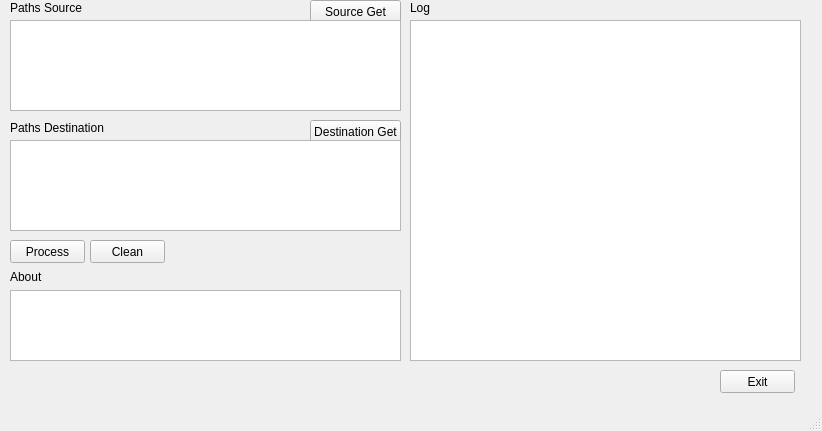
Qt form iu/copyfiles_main_wdw.ui (cratzerdigitalreef/CopyFiles) before a commit.
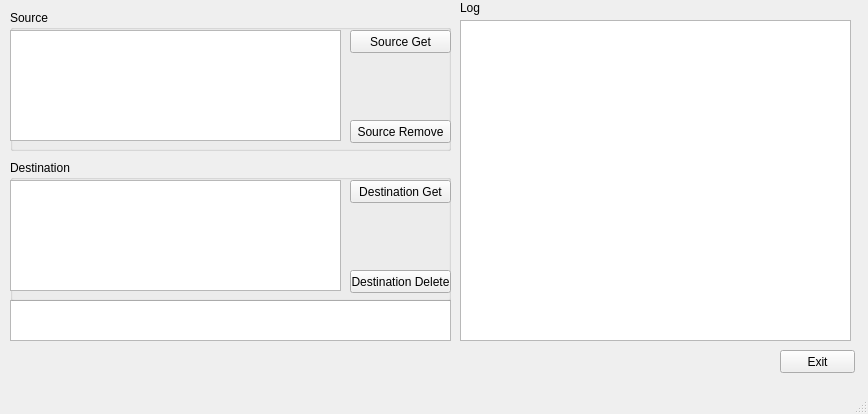
The same form after that commit.

```diff
--- a/iu/copyfiles_main_wdw.ui
+++ b/iu/copyfiles_main_wdw.ui
@@ -6,8 +6,8 @@
    <rect>
     <x>0</x>
     <y>0</y>
-    <width>822</width>
-    <height>431</height>
+    <width>868</width>
+    <height>414</height>
    </rect>
   </property>
   <property name="windowTitle">
@@ -17,46 +17,10 @@
    <widget class="QTextEdit" name="txtLog">
     <property name="geometry">
      <rect>
-      <x>410</x>
+      <x>460</x>
       <y>20</y>
       <width>391</width>
-      <height>341</height>
-     </rect>
-    </property>
-   </widget>
-   <widget class="QPushButton" name="pbDestinationGet">
-    <property name="geometry">
-     <rect>
-      <x>310</x>
-      <y>120</y>
-      <width>91</width>
-      <height>23</height>
-     </rect>
-    </property>
-    <property name="text">
-     <string>Destination Get</string>
-    </property>
-   </widget>
-   <widget class="QLabel" name="label_3">
-    <property name="geometry">
-     <rect>
-      <x>10</x>
-      <y>120</y>
-      <width>171</width>
-      <height>16</height>
-     </rect>
-    </property>
-    <property name="text">
-     <string>Paths Destination</string>
-    </property>
-   </widget>
-   <widget class="QTextEdit" name="txtDestination">
-    <property name="geometry">
-     <rect>
-      <x>10</x>
-      <y>140</y>
-      <width>391</width>
-      <height>91</height>
+      <height>321</height>
      </rect>
     </property>
    </widget>
@@ -86,19 +50,6 @@
      <string>Process</string>
     </property>
    </widget>
-   <widget class="QPushButton" name="pbSourceGet">
-    <property name="geometry">
-     <rect>
-      <x>310</x>
-      <y>0</y>
-      <width>91</width>
-      <height>23</height>
-     </rect>
-    </property>
-    <property name="text">
-     <string>Source Get</string>
-    </property>
-   </widget>
    <widget class="QLabel" name="label">
     <property name="geometry">
      <rect>
@@ -115,7 +66,7 @@
    <widget class="QLabel" name="label_4">
     <property name="geometry">
      <rect>
-      <x>410</x>
+      <x>460</x>
       <y>0</y>
       <width>171</width>
       <height>16</height>
@@ -125,21 +76,11 @@
      <string>Log</string>
     </property>
    </widget>
-   <widget class="QTextEdit" name="txtSource">
-    <property name="geometry">
-     <rect>
-      <x>10</x>
-      <y>20</y>
-      <width>391</width>
-      <height>91</height>
-     </rect>
-    </property>
-   </widget>
    <widget class="QPushButton" name="CmdExit">
     <property name="geometry">
      <rect>
-      <x>720</x>
-      <y>370</y>
+      <x>780</x>
+      <y>350</y>
       <width>75</width>
       <height>23</height>
      </rect>
@@ -148,29 +89,114 @@
      <string>Exit</string>
     </property>
    </widget>
-   <widget class="QLabel" name="label_2">
-    <property name="geometry">
-     <rect>
-      <x>10</x>
-      <y>0</y>
-      <width>171</width>
-      <height>16</height>
-     </rect>
-    </property>
-    <property name="text">
-     <string>Paths Source</string>
-    </property>
-   </widget>
    <widget class="QPlainTextEdit" name="txtAbout">
     <property name="geometry">
      <rect>
       <x>10</x>
-      <y>290</y>
-      <width>391</width>
-      <height>71</height>
+      <y>300</y>
+      <width>441</width>
+      <height>41</height>
      </rect>
     </property>
    </widget>
+   <widget class="QGroupBox" name="groupBoxSource">
+    <property name="geometry">
+     <rect>
+      <x>10</x>
+      <y>10</y>
+      <width>441</width>
+      <height>141</height>
+     </rect>
+    </property>
+    <property name="title">
+     <string>Source</string>
+    </property>
+    <widget class="QTableView" name="tvSource">
+     <property name="geometry">
+      <rect>
+       <x>0</x>
+       <y>20</y>
+       <width>331</width>
+       <height>111</height>
+      </rect>
+     </property>
+    </widget>
+    <widget class="QPushButton" name="pbSourceGet">
+     <property name="geometry">
+      <rect>
+       <x>340</x>
+       <y>20</y>
+       <width>101</width>
+       <height>23</height>
+      </rect>
+     </property>
+     <property name="text">
+      <string>Source Get</string>
+     </property>
+    </widget>
+    <widget class="QPushButton" name="pbSourceRemove">
+     <property name="geometry">
+      <rect>
+       <x>340</x>
+       <y>110</y>
+       <width>101</width>
+       <height>23</height>
+      </rect>
+     </property>
+     <property name="text">
+      <string>Source Remove</string>
+     </property>
+    </widget>
+   </widget>
+   <widget class="QGroupBox" name="groupBoxDestination">
+    <property name="geometry">
+     <rect>
+      <x>10</x>
+      <y>160</y>
+      <width>441</width>
+      <height>141</height>
+     </rect>
+    </property>
+    <property name="title">
+     <string>Destination</string>
+    </property>
+    <widget class="QTableView" name="tvDestination">
+     <property name="geometry">
+      <rect>
+       <x>0</x>
+       <y>20</y>
+       <width>331</width>
+       <height>111</height>
+      </rect>
+     </property>
+    </widget>
+    <widget class="QPushButton" name="pbDestinationGet">
+     <property name="geometry">
+      <rect>
+       <x>340</x>
+       <y>20</y>
+       <width>101</width>
+       <height>23</height>
+      </rect>
+     </property>
+     <property name="text">
+      <string>Destination Get</string>
+     </property>
+    </widget>
+    <widget class="QPushButton" name="pbDestinationRemove">
+     <property name="geometry">
+      <rect>
+       <x>340</x>
+       <y>110</y>
+       <width>101</width>
+       <height>23</height>
+      </rect>
+     </property>
+     <property name="text">
+      <string>Destination Delete</string>
+     </property>
+    </widget>
+   </widget>
   </widget>
   <widget class="QMenuBar" name="menubar">
    <property name="geometry">
```
Left out of the diff: 2 changed lines with no effect on the pictures.
